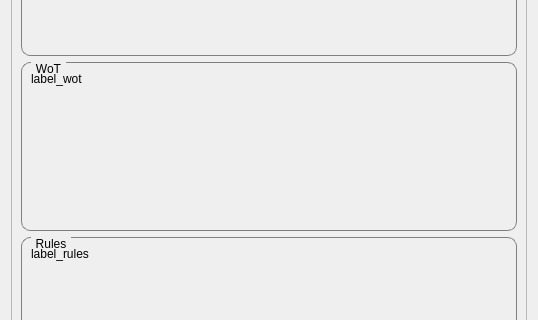
Old version of the form res/ui/informations_tab.ui in the repository duniter/sakia; both pictures show x 0 to 538 and y 310 to 630 of the 538 by 737 pixel window.
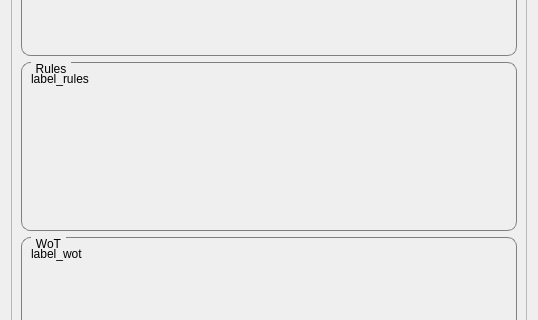
New version of the form.

Commit message:
Fix bugs in informations_tab
Move Wot part at the bottom of the page

The edit to the form file:
```diff
--- a/res/ui/informations_tab.ui
+++ b/res/ui/informations_tab.ui
@@ -91,15 +91,15 @@
         </widget>
        </item>
        <item>
-        <widget class="QGroupBox" name="group_wot">
+        <widget class="QGroupBox" name="group_rules">
          <property name="title">
-          <string>WoT</string>
+          <string>Rules</string>
          </property>
-         <layout class="QVBoxLayout" name="verticalLayout_4">
+         <layout class="QVBoxLayout" name="verticalLayout_6">
           <item>
-           <widget class="QLabel" name="label_wot">
+           <widget class="QLabel" name="label_rules">
             <property name="text">
-             <string>label_wot</string>
+             <string>label_rules</string>
             </property>
             <property name="alignment">
              <set>Qt::AlignLeading|Qt::AlignLeft|Qt::AlignTop</set>
@@ -110,15 +110,15 @@
         </widget>
        </item>
        <item>
-        <widget class="QGroupBox" name="group_rules">
+        <widget class="QGroupBox" name="group_wot">
          <property name="title">
-          <string>Rules</string>
+          <string>WoT</string>
          </property>
-         <layout class="QVBoxLayout" name="verticalLayout_6">
+         <layout class="QVBoxLayout" name="verticalLayout_4">
           <item>
-           <widget class="QLabel" name="label_rules">
+           <widget class="QLabel" name="label_wot">
             <property name="text">
-             <string>label_rules</string>
+             <string>label_wot</string>
             </property>
             <property name="alignment">
              <set>Qt::AlignLeading|Qt::AlignLeft|Qt::AlignTop</set>
```
The commit also changes 1 other file.
